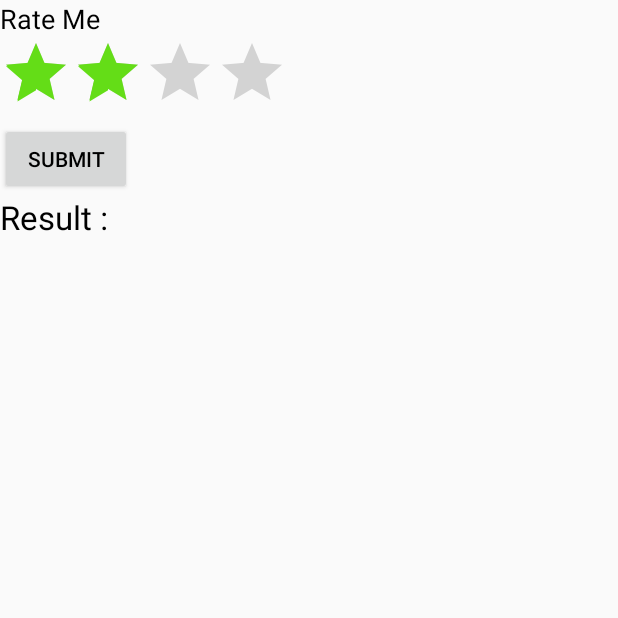
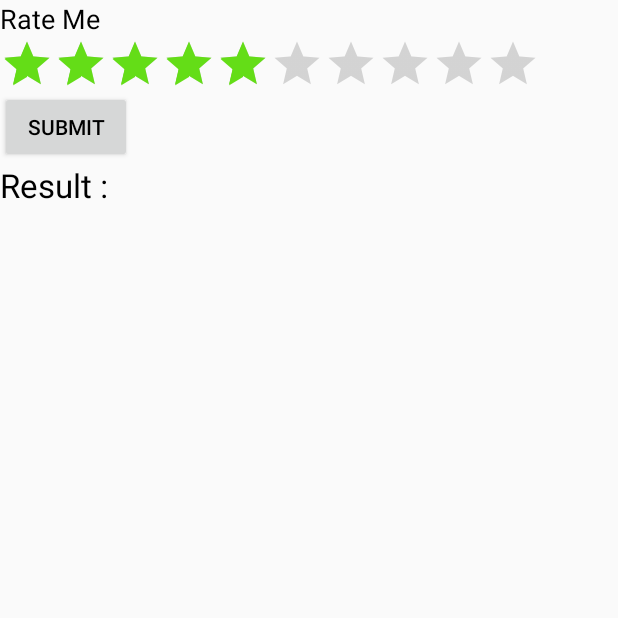
Before and after one commit to efefarias/ProjetoListaArtistas, an Android app: the AvaliacaoActivity screen opened directly, with no data from a screen before it, on a phone screen of 412 x 824 dp, the top half of it. Run offline under Robolectric (Android 15) with nearby library versions, the phone set to English and light mode, and no system bars.

Commit message:
FASF - Implementando rotina para avaliar artistas

```diff
--- a/app/src/main/res/drawable/ratingbar.xml
+++ b/app/src/main/res/drawable/ratingbar.xml
@@ -1,3 +1,4 @@
+<?xml version="1.0" encoding="utf-8"?>
 <layer-list xmlns:android="http://schemas.android.com/apk/res/android">
     <item android:id="@android:id/background"
         android:drawable="@drawable/star_off" />
--- a/app/src/main/res/layout/rating_bar.xml
+++ b/app/src/main/res/layout/rating_bar.xml
@@ -11,13 +11,18 @@
         android:text="Rate Me"
         android:textAppearance="?android:attr/textAppearanceMedium" />
 
+
     <RatingBar
         android:id="@+id/ratingBar"
+        style="?android:attr/ratingBarStyleIndicator"
         android:layout_width="wrap_content"
         android:layout_height="wrap_content"
-        android:numStars="4"
+
+        android:numStars="10"
+        android:isIndicator="false"
         android:stepSize="1.0"
-        android:rating="2.0" />
+        android:clickable="true"
+        android:rating="5" />
 
     <Button
         android:id="@+id/btnSubmit"
--- a/app/src/main/res/values/styles.xml
+++ b/app/src/main/res/values/styles.xml
@@ -33,4 +33,10 @@
         <item name="android:textColor">#000000</item>
     </style>
 
+    <style name="foodRatingBar" parent="@android:style/Widget.RatingBar">
+        <item name="android:progressDrawable">@drawable/ratingbar</item>
+        <item name="android:minHeight">22dip</item>
+        <item name="android:maxHeight">22dip</item>
+    </style>
+
 </resources>
```
